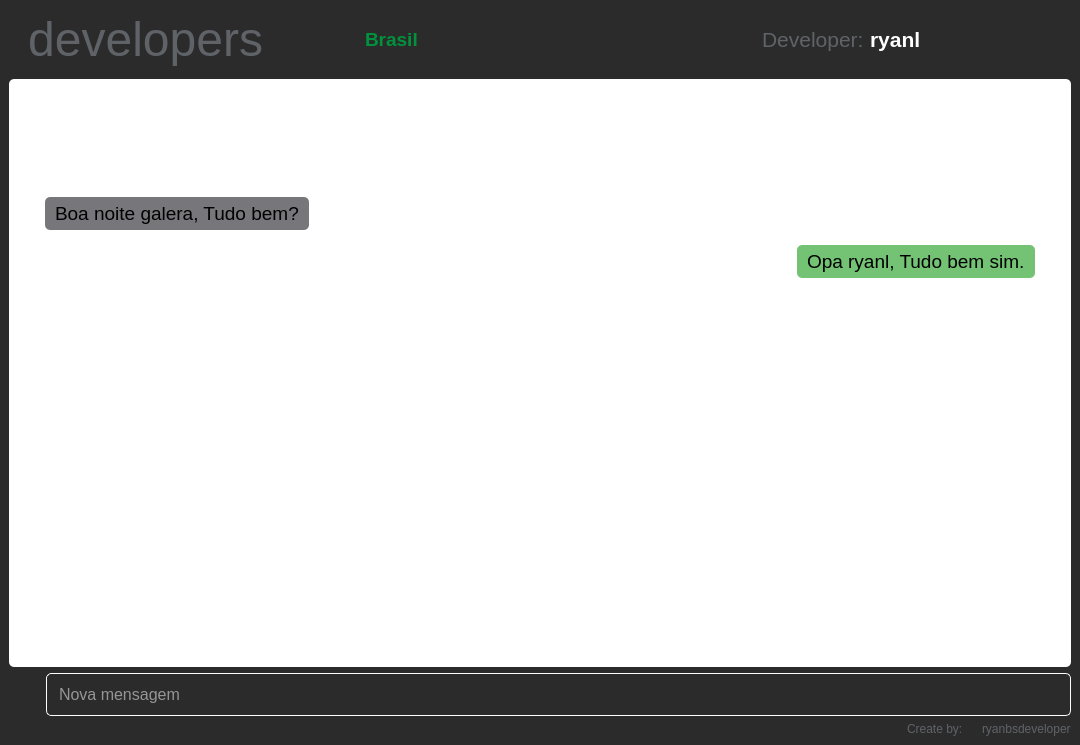
The window that .ui/chat.ui (ryanbsdeveloper/opensource-chat) describes before a commit, drawn with Qt 5.
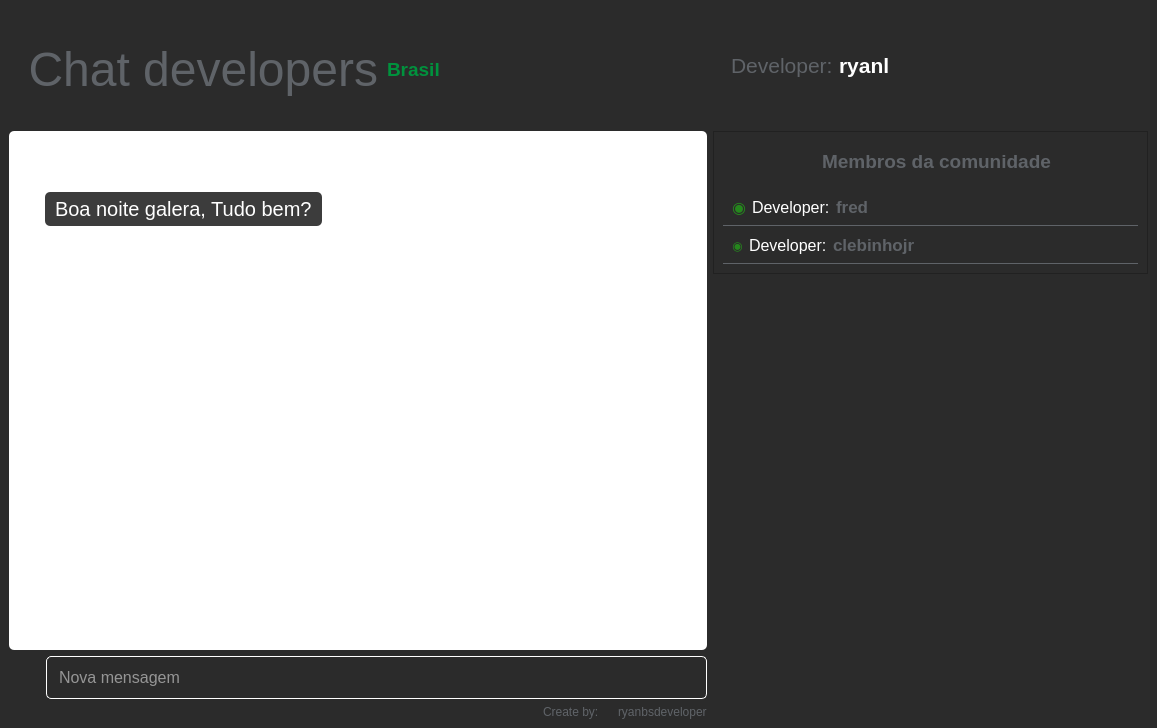
The same window after the commit. Icons and pictures are not drawn.

Commit message: add layout: login, chat, conf

Diff of the .ui file:
```diff
--- a/.ui/chat.ui
+++ b/.ui/chat.ui
@@ -6,8 +6,8 @@
    <rect>
     <x>0</x>
     <y>0</y>
-    <width>1080</width>
-    <height>745</height>
+    <width>1157</width>
+    <height>728</height>
    </rect>
   </property>
   <property name="windowTitle">
@@ -74,13 +74,19 @@
          <layout class="QHBoxLayout" name="horizontalLayout_2">
           <item alignment="Qt::AlignLeft">
            <widget class="QFrame" name="frame_10">
+            <property name="minimumSize">
+             <size>
+              <width>0</width>
+              <height>120</height>
+             </size>
+            </property>
             <property name="frameShape">
              <enum>QFrame::NoFrame</enum>
             </property>
             <property name="frameShadow">
              <enum>QFrame::Raised</enum>
             </property>
-            <layout class="QHBoxLayout" name="horizontalLayout_8" stretch="0,0">
+            <layout class="QHBoxLayout" name="horizontalLayout_8" stretch="0,0,0">
              <property name="spacing">
               <number>9</number>
              </property>
@@ -100,8 +106,8 @@
               <widget class="QLabel" name="label">
                <property name="maximumSize">
                 <size>
-                 <width>212</width>
-                 <height>16777215</height>
+                 <width>70</width>
+                 <height>70</height>
                 </size>
                </property>
                <property name="font">
@@ -146,34 +152,34 @@
                 <string notr="true">color:#5f6368</string>
                </property>
                <property name="text">
-                <string>developers</string>
+                <string>Chat developers</string>
                </property>
                <property name="alignment">
                 <set>Qt::AlignRight|Qt::AlignTrailing|Qt::AlignVCenter</set>
                </property>
               </widget>
              </item>
+             <item>
+              <widget class="QLabel" name="label_6">
+               <property name="font">
+                <font>
+                 <pointsize>14</pointsize>
+                 <weight>75</weight>
+                 <bold>true</bold>
+                </font>
+               </property>
+               <property name="styleSheet">
+                <string notr="true">color:#00923d</string>
+               </property>
+               <property name="text">
+                <string>Brasil</string>
+               </property>
+              </widget>
+             </item>
             </layout>
            </widget>
           </item>
-          <item>
-           <widget class="QLabel" name="label_6">
-            <property name="font">
-             <font>
-              <pointsize>14</pointsize>
-              <weight>75</weight>
-              <bold>true</bold>
-             </font>
-            </property>
-            <property name="styleSheet">
-             <string notr="true">color:#00923d</string>
-            </property>
-            <property name="text">
-             <string>Brasil</string>
-            </property>
-           </widget>
-          </item>
-          <item alignment="Qt::AlignTop">
+          <item alignment="Qt::AlignVCenter">
            <widget class="QFrame" name="frame_2">
             <property name="font">
              <font>
@@ -270,7 +276,7 @@
                 <cursorShape>PointingHandCursor</cursorShape>
                </property>
                <property name="styleSheet">
-                <string notr="true">border:0</string>
+                <string notr="true">border:0;outline:0</string>
                </property>
                <property name="text">
                 <string/>
@@ -319,6 +325,12 @@
        </property>
        <item>
         <widget class="QFrame" name="frame_3">
+         <property name="minimumSize">
+          <size>
+           <width>0</width>
+           <height>0</height>
+          </size>
+         </property>
          <property name="frameShape">
           <enum>QFrame::NoFrame</enum>
          </property>
@@ -368,11 +380,14 @@
                <property name="frameShape">
                 <enum>QFrame::NoFrame</enum>
                </property>
+               <property name="horizontalScrollBarPolicy">
+                <enum>Qt::ScrollBarAlwaysOff</enum>
+               </property>
                <property name="sizeAdjustPolicy">
-                <enum>QAbstractScrollArea::AdjustToContentsOnFirstShow</enum>
+                <enum>QAbstractScrollArea::AdjustToContents</enum>
                </property>
                <property name="widgetResizable">
-                <bool>false</bool>
+                <bool>true</bool>
                </property>
                <property name="alignment">
                 <set>Qt::AlignBottom|Qt::AlignHCenter</set>
@@ -382,15 +397,21 @@
                  <rect>
                   <x>0</x>
                   <y>0</y>
-                  <width>1044</width>
-                  <height>512</height>
+                  <width>680</width>
+                  <height>495</height>
                  </rect>
                 </property>
                 <layout class="QVBoxLayout" name="verticalLayout_6">
                  <item alignment="Qt::AlignTop">
                   <widget class="QFrame" name="frame_13">
+                   <property name="minimumSize">
+                    <size>
+                     <width>0</width>
+                     <height>0</height>
+                    </size>
+                   </property>
                    <property name="frameShape">
-                    <enum>QFrame::NoFrame</enum>
+                    <enum>QFrame::StyledPanel</enum>
                    </property>
                    <property name="frameShadow">
                     <enum>QFrame::Raised</enum>
@@ -398,6 +419,12 @@
                    <layout class="QVBoxLayout" name="verticalLayout_7">
                     <item>
                      <widget class="QFrame" name="frame_11">
+                      <property name="maximumSize">
+                       <size>
+                        <width>16777215</width>
+                        <height>80</height>
+                       </size>
+                      </property>
                       <property name="frameShape">
                        <enum>QFrame::NoFrame</enum>
                       </property>
@@ -442,13 +469,16 @@
                            <widget class="QLabel" name="label_11">
                             <property name="font">
                              <font>
-                              <pointsize>14</pointsize>
+                              <pointsize>15</pointsize>
                               <weight>75</weight>
                               <italic>false</italic>
                               <bold>true</bold>
                               <strikeout>false</strikeout>
                              </font>
                             </property>
+                            <property name="styleSheet">
+                             <string notr="true">color:#5f6368</string>
+                            </property>
                             <property name="text">
                              <string>&lt;fred&gt;</string>
                             </property>
@@ -486,12 +516,13 @@
                          </property>
                          <property name="font">
                           <font>
-                           <pointsize>14</pointsize>
+                           <pointsize>15</pointsize>
                           </font>
                          </property>
                          <property name="styleSheet">
                           <string notr="true">padding:5px;
-background-color: rgb(119, 118, 123);</string>
+color:white;
+background-color: rgb(60, 60, 60);</string>
                          </property>
                          <property name="text">
                           <string>Boa noite galera, Tudo bem?</string>
@@ -510,64 +541,6 @@
                       </layout>
                      </widget>
                     </item>
-                    <item>
-                     <widget class="QFrame" name="frame_12">
-                      <property name="maximumSize">
-                       <size>
-                        <width>16777215</width>
-                        <height>330</height>
-                       </size>
-                      </property>
-                      <property name="frameShape">
-                       <enum>QFrame::NoFrame</enum>
-                      </property>
-                      <property name="frameShadow">
-                       <enum>QFrame::Raised</enum>
-                      </property>
-                      <layout class="QVBoxLayout" name="verticalLayout_4">
-                       <property name="spacing">
-                        <number>0</number>
-                       </property>
-                       <property name="topMargin">
-                        <number>0</number>
-                       </property>
-                       <property name="bottomMargin">
-                        <number>0</number>
-                       </property>
-                       <item alignment="Qt::AlignRight">
-                        <widget class="QLabel" name="label_10">
-                         <property name="maximumSize">
-                          <size>
-                           <width>16777215</width>
-                           <height>34</height>
-                          </size>
-                         </property>
-                         <property name="font">
-                          <font>
-                           <pointsize>14</pointsize>
-                          </font>
-                         </property>
-                         <property name="styleSheet">
-                          <string notr="true">padding:5px;
-background:rgb(116, 195, 117)</string>
-                         </property>
-                         <property name="text">
-                          <string>Opa ryanl, Tudo bem sim.</string>
-                         </property>
-                         <property name="scaledContents">
-                          <bool>true</bool>
-                         </property>
-                         <property name="wordWrap">
-                          <bool>false</bool>
-                         </property>
-                         <property name="margin">
-                          <number>0</number>
-                         </property>
-                        </widget>
-                       </item>
-                      </layout>
-                     </widget>
-                    </item>
                    </layout>
                   </widget>
                  </item>
@@ -617,7 +590,7 @@
                 <cursorShape>PointingHandCursor</cursorShape>
                </property>
                <property name="styleSheet">
-                <string notr="true">border:0</string>
+                <string notr="true">border:0;outline:0</string>
                </property>
                <property name="text">
                 <string/>
@@ -734,6 +707,386 @@
          </layout>
         </widget>
        </item>
+       <item alignment="Qt::AlignTop">
+        <widget class="QFrame" name="frame_12">
+         <property name="minimumSize">
+          <size>
+           <width>100</width>
+           <height>0</height>
+          </size>
+         </property>
+         <property name="maximumSize">
+          <size>
+           <width>435</width>
+           <height>16777215</height>
+          </size>
+         </property>
+         <property name="frameShape">
+          <enum>QFrame::StyledPanel</enum>
+         </property>
+         <property name="frameShadow">
+          <enum>QFrame::Raised</enum>
+         </property>
+         <layout class="QVBoxLayout" name="verticalLayout_4">
+          <item alignment="Qt::AlignHCenter">
+           <widget class="QFrame" name="frame_15">
+            <property name="frameShape">
+             <enum>QFrame::NoFrame</enum>
+            </property>
+            <property name="frameShadow">
+             <enum>QFrame::Raised</enum>
+            </property>
+            <layout class="QHBoxLayout" name="horizontalLayout_9">
+             <item>
+              <widget class="QLabel" name="label_4">
+               <property name="maximumSize">
+                <size>
+                 <width>30</width>
+                 <height>22</height>
+                </size>
+               </property>
+               <property name="text">
+                <string/>
+               </property>
+               <property name="pixmap">
+                <pixmap resource="../resources/resources.qrc">:/icons/users-solid.svg</pixmap>
+               </property>
+               <property name="scaledContents">
+                <bool>true</bool>
+               </property>
+              </widget>
+             </item>
+             <item alignment="Qt::AlignLeft">
+              <widget class="QLabel" name="label_2">
+               <property name="maximumSize">
+                <size>
+                 <width>16777215</width>
+                 <height>50</height>
+                </size>
+               </property>
+               <property name="font">
+                <font>
+                 <pointsize>14</pointsize>
+                 <weight>75</weight>
+                 <bold>true</bold>
+                </font>
+               </property>
+               <property name="styleSheet">
+                <string notr="true">color:#5f6368</string>
+               </property>
+               <property name="text">
+                <string>Membros da comunidade</string>
+               </property>
+              </widget>
+             </item>
+            </layout>
+           </widget>
+          </item>
+          <item>
+           <widget class="QScrollArea" name="scrollArea_2">
+            <property name="frameShape">
+             <enum>QFrame::NoFrame</enum>
+            </property>
+            <property name="widgetResizable">
+             <bool>true</bool>
+            </property>
+            <widget class="QWidget" name="scrollAreaWidgetContents">
+             <property name="geometry">
+              <rect>
+               <x>0</x>
+               <y>0</y>
+               <width>415</width>
+               <height>86</height>
+              </rect>
+             </property>
+             <layout class="QVBoxLayout" name="verticalLayout_8">
+              <property name="spacing">
+               <number>0</number>
+              </property>
+              <property name="leftMargin">
+               <number>0</number>
+              </property>
+              <property name="topMargin">
+               <number>0</number>
+              </property>
+              <property name="rightMargin">
+               <number>0</number>
+              </property>
+              <property name="bottomMargin">
+               <number>0</number>
+              </property>
+              <item>
+               <widget class="QFrame" name="frame_16">
+                <property name="styleSheet">
+                 <string notr="true">border-bottom:1px solid #5f6368;</string>
+                </property>
+                <property name="frameShape">
+                 <enum>QFrame::NoFrame</enum>
+                </property>
+                <property name="frameShadow">
+                 <enum>QFrame::Raised</enum>
+                </property>
+                <layout class="QHBoxLayout" name="horizontalLayout_11">
+                 <property name="spacing">
+                  <number>0</number>
+                 </property>
+                 <property name="leftMargin">
+                  <number>0</number>
+                 </property>
+                 <property name="topMargin">
+                  <number>0</number>
+                 </property>
+                 <property name="bottomMargin">
+                  <number>0</number>
+                 </property>
+                 <item alignment="Qt::AlignLeft">
+                  <widget class="QFrame" name="frame_17">
+                   <property name="frameShape">
+                    <enum>QFrame::NoFrame</enum>
+                   </property>
+                   <property name="frameShadow">
+                    <enum>QFrame::Raised</enum>
+                   </property>
+                   <layout class="QHBoxLayout" name="horizontalLayout_12">
+                    <item>
+                     <widget class="QLabel" name="label_19">
+                      <property name="font">
+                       <font>
+                        <pointsize>12</pointsize>
+                        <weight>50</weight>
+                        <bold>false</bold>
+                       </font>
+                      </property>
+                      <property name="styleSheet">
+                       <string notr="true">border:0;
+color: rgb(37, 135, 29);</string>
+                      </property>
+                      <property name="text">
+                       <string>◉</string>
+                      </property>
+                     </widget>
+                    </item>
+                    <item>
+                     <widget class="QLabel" name="label_15">
+                      <property name="font">
+                       <font>
+                        <pointsize>12</pointsize>
+                       </font>
+                      </property>
+                      <property name="styleSheet">
+                       <string notr="true">border:0; color:white</string>
+                      </property>
+                      <property name="text">
+                       <string>Developer:</string>
+                      </property>
+                     </widget>
+                    </item>
+                    <item>
+                     <widget class="QLabel" name="label_10">
+                      <property name="font">
+                       <font>
+                        <pointsize>13</pointsize>
+                        <weight>75</weight>
+                        <bold>true</bold>
+                       </font>
+                      </property>
+                      <property name="styleSheet">
+                       <string notr="true">color:#5f6368; border:0</string>
+                      </property>
+                      <property name="text">
+                       <string>fred</string>
+                      </property>
+                     </widget>
+                    </item>
+                    <item>
+                     <widget class="QLabel" name="label_14">
+                      <property name="maximumSize">
+                       <size>
+                        <width>25</width>
+                        <height>25</height>
+                       </size>
+                      </property>
+                      <property name="styleSheet">
+                       <string notr="true">border:0</string>
+                      </property>
+                      <property name="text">
+                       <string/>
+                      </property>
+                      <property name="pixmap">
+                       <pixmap resource="../resources/resources.qrc">:/icons/java</pixmap>
+                      </property>
+                      <property name="scaledContents">
+                       <bool>true</bool>
+                      </property>
+                     </widget>
+                    </item>
+                   </layout>
+                  </widget>
+                 </item>
+                 <item alignment="Qt::AlignRight">
+                  <widget class="QPushButton" name="pushButton">
+                   <property name="font">
+                    <font>
+                     <pointsize>8</pointsize>
+                    </font>
+                   </property>
+                   <property name="styleSheet">
+                    <string notr="true">border:0</string>
+                   </property>
+                   <property name="text">
+                    <string/>
+                   </property>
+                   <property name="icon">
+                    <iconset resource="../resources/resources.qrc">
+                     <normaloff>:/icons/flag-solid.svg</normaloff>:/icons/flag-solid.svg</iconset>
+                   </property>
+                   <property name="iconSize">
+                    <size>
+                     <width>17</width>
+                     <height>20</height>
+                    </size>
+                   </property>
+                  </widget>
+                 </item>
+                </layout>
+               </widget>
+              </item>
+              <item>
+               <widget class="QFrame" name="frame_18">
+                <property name="styleSheet">
+                 <string notr="true">border-bottom:1px solid #5f6368;</string>
+                </property>
+                <property name="frameShape">
+                 <enum>QFrame::NoFrame</enum>
+                </property>
+                <property name="frameShadow">
+                 <enum>QFrame::Raised</enum>
+                </property>
+                <layout class="QHBoxLayout" name="horizontalLayout_13">
+                 <property name="spacing">
+                  <number>0</number>
+                 </property>
+                 <property name="leftMargin">
+                  <number>0</number>
+                 </property>
+                 <property name="topMargin">
+                  <number>0</number>
+                 </property>
+                 <property name="bottomMargin">
+                  <number>0</number>
+                 </property>
+                 <item alignment="Qt::AlignLeft">
+                  <widget class="QFrame" name="frame_19">
+                   <property name="frameShape">
+                    <enum>QFrame::NoFrame</enum>
+                   </property>
+                   <property name="frameShadow">
+                    <enum>QFrame::Raised</enum>
+                   </property>
+                   <layout class="QHBoxLayout" name="horizontalLayout_14">
+                    <item>
+                     <widget class="QLabel" name="label_20">
+                      <property name="styleSheet">
+                       <string notr="true">border:0;
+color: rgb(37, 135, 29);</string>
+                      </property>
+                      <property name="text">
+                       <string>◉</string>
+                      </property>
+                     </widget>
+                    </item>
+                    <item>
+                     <widget class="QLabel" name="label_16">
+                      <property name="font">
+                       <font>
+                        <pointsize>12</pointsize>
+                       </font>
+                      </property>
+                      <property name="styleSheet">
+                       <string notr="true">border:0; color:white</string>
+                      </property>
+                      <property name="text">
+                       <string>Developer:</string>
+                      </property>
+                     </widget>
+                    </item>
+                    <item>
+                     <widget class="QLabel" name="label_17">
+                      <property name="font">
+                       <font>
+                        <pointsize>13</pointsize>
+                        <weight>75</weight>
+                        <bold>true</bold>
+                       </font>
+                      </property>
+                      <property name="styleSheet">
+                       <string notr="true">color:#5f6368; border:0</string>
+                      </property>
+                      <property name="text">
+                       <string>clebinhojr</string>
+                      </property>
+                     </widget>
+                    </item>
+                    <item>
+                     <widget class="QLabel" name="label_18">
+                      <property name="maximumSize">
+                       <size>
+                        <width>25</width>
+                        <height>25</height>
+                       </size>
+                      </property>
+                      <property name="styleSheet">
+                       <string notr="true">border:0</string>
+                      </property>
+                      <property name="text">
+                       <string/>
+                      </property>
+                      <property name="pixmap">
+                       <pixmap resource="../resources/resources.qrc">:/icons/python</pixmap>
+                      </property>
+                      <property name="scaledContents">
+                       <bool>true</bool>
+                      </property>
+                     </widget>
+                    </item>
+                   </layout>
+                  </widget>
+                 </item>
+                 <item alignment="Qt::AlignRight">
+                  <widget class="QPushButton" name="pushButton_2">
+                   <property name="font">
+                    <font>
+                     <pointsize>8</pointsize>
+                    </font>
+                   </property>
+                   <property name="styleSheet">
+                    <string notr="true">border:0</string>
+                   </property>
+                   <property name="text">
+                    <string/>
+                   </property>
+                   <property name="icon">
+                    <iconset resource="../resources/resources.qrc">
+                     <normaloff>:/icons/flag-solid.svg</normaloff>:/icons/flag-solid.svg</iconset>
+                   </property>
+                   <property name="iconSize">
+                    <size>
+                     <width>17</width>
+                     <height>20</height>
+                    </size>
+                   </property>
+                  </widget>
+                 </item>
+                </layout>
+               </widget>
+              </item>
+             </layout>
+            </widget>
+           </widget>
+          </item>
+         </layout>
+        </widget>
+       </item>
       </layout>
      </widget>
     </item>
```
Left out of the diff: 12 changed lines with no effect on the pictures. The commit also changes 24 other files.
